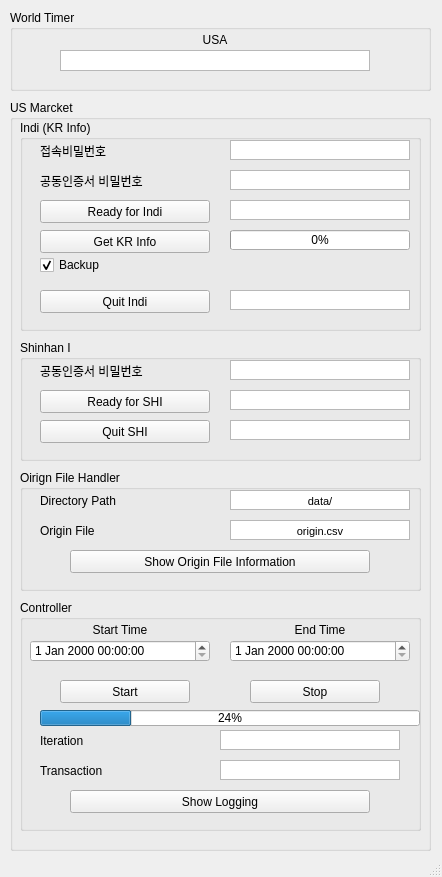
The window that pm/templates/main.ui (LeoHNLee/portfolio_manager) describes before a commit, drawn with Qt 5.
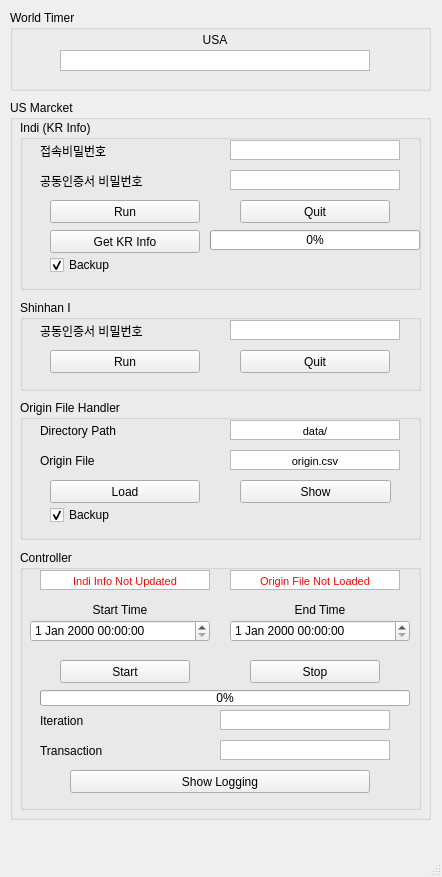
The same window after the commit.

Commit message: [dev] update indi, load file warning, status

Patch:
```diff
--- a/pm/templates/main.ui
+++ b/pm/templates/main.ui
@@ -75,7 +75,7 @@
       <x>10</x>
       <y>100</y>
       <width>421</width>
-      <height>751</height>
+      <height>720</height>
      </rect>
     </property>
     <property name="title">
@@ -87,7 +87,7 @@
        <x>10</x>
        <y>20</y>
        <width>401</width>
-       <height>211</height>
+       <height>170</height>
       </rect>
      </property>
      <property name="title">
@@ -96,22 +96,22 @@
      <widget class="QPushButton" name="pushButton_2">
       <property name="geometry">
        <rect>
-        <x>20</x>
+        <x>30</x>
         <y>80</y>
-        <width>170</width>
+        <width>150</width>
         <height>23</height>
        </rect>
       </property>
       <property name="text">
-       <string>Ready for Indi</string>
+       <string>Run</string>
       </property>
      </widget>
-     <widget class="QPushButton" name="USIndiGet_btn">
+     <widget class="QPushButton" name="USIndiGet_pb">
       <property name="geometry">
        <rect>
-        <x>20</x>
+        <x>30</x>
         <y>110</y>
-        <width>170</width>
+        <width>150</width>
         <height>23</height>
        </rect>
       </property>
@@ -124,7 +124,7 @@
        <rect>
         <x>210</x>
         <y>20</y>
-        <width>180</width>
+        <width>170</width>
         <height>20</height>
        </rect>
       </property>
@@ -179,53 +179,7 @@
        <rect>
         <x>210</x>
         <y>50</y>
-        <width>180</width>
-        <height>20</height>
-       </rect>
-      </property>
-      <property name="verticalScrollBarPolicy">
-       <enum>Qt::ScrollBarAlwaysOff</enum>
-      </property>
-      <property name="horizontalScrollBarPolicy">
-       <enum>Qt::ScrollBarAlwaysOff</enum>
-      </property>
-      <property name="html">
-       <string>&lt;!DOCTYPE HTML PUBLIC &quot;-//W3C//DTD HTML 4.0//EN&quot; &quot;http://www.w3.org/TR/REC-html40/strict.dtd&quot;&gt;
-&lt;html&gt;&lt;head&gt;&lt;meta name=&quot;qrichtext&quot; content=&quot;1&quot; /&gt;&lt;style type=&quot;text/css&quot;&gt;
-p, li { white-space: pre-wrap; }
-&lt;/style&gt;&lt;/head&gt;&lt;body style=&quot; font-family:'MS Shell Dlg 2'; font-size:8pt; font-weight:400; font-style:normal;&quot;&gt;
-&lt;p align=&quot;center&quot; style=&quot;-qt-paragraph-type:empty; margin-top:0px; margin-bottom:0px; margin-left:0px; margin-right:0px; -qt-block-indent:0; text-indent:0px;&quot;&gt;&lt;br /&gt;&lt;/p&gt;&lt;/body&gt;&lt;/html&gt;</string>
-      </property>
-     </widget>
-     <widget class="QTextBrowser" name="textBrowser">
-      <property name="geometry">
-       <rect>
-        <x>210</x>
-        <y>80</y>
-        <width>180</width>
-        <height>20</height>
-       </rect>
-      </property>
-      <property name="verticalScrollBarPolicy">
-       <enum>Qt::ScrollBarAlwaysOff</enum>
-      </property>
-      <property name="horizontalScrollBarPolicy">
-       <enum>Qt::ScrollBarAlwaysOff</enum>
-      </property>
-      <property name="html">
-       <string>&lt;!DOCTYPE HTML PUBLIC &quot;-//W3C//DTD HTML 4.0//EN&quot; &quot;http://www.w3.org/TR/REC-html40/strict.dtd&quot;&gt;
-&lt;html&gt;&lt;head&gt;&lt;meta name=&quot;qrichtext&quot; content=&quot;1&quot; /&gt;&lt;style type=&quot;text/css&quot;&gt;
-p, li { white-space: pre-wrap; }
-&lt;/style&gt;&lt;/head&gt;&lt;body style=&quot; font-family:'MS Shell Dlg 2'; font-size:8pt; font-weight:400; font-style:normal;&quot;&gt;
-&lt;p align=&quot;center&quot; style=&quot;-qt-paragraph-type:empty; margin-top:0px; margin-bottom:0px; margin-left:0px; margin-right:0px; -qt-block-indent:0; text-indent:0px;&quot;&gt;&lt;br /&gt;&lt;/p&gt;&lt;/body&gt;&lt;/html&gt;</string>
-      </property>
-     </widget>
-     <widget class="QTextBrowser" name="textBrowser_3">
-      <property name="geometry">
-       <rect>
-        <x>210</x>
-        <y>170</y>
-        <width>180</width>
+        <width>170</width>
         <height>20</height>
        </rect>
       </property>
@@ -246,22 +200,22 @@
      <widget class="QPushButton" name="pushButton_5">
       <property name="geometry">
        <rect>
-        <x>20</x>
-        <y>170</y>
-        <width>170</width>
+        <x>220</x>
+        <y>80</y>
+        <width>150</width>
         <height>23</height>
        </rect>
       </property>
       <property name="text">
-       <string>Quit Indi</string>
+       <string>Quit</string>
       </property>
      </widget>
      <widget class="QCheckBox" name="USIndiGetBackup_cb">
       <property name="geometry">
        <rect>
-        <x>20</x>
+        <x>30</x>
         <y>130</y>
-        <width>180</width>
+        <width>150</width>
         <height>30</height>
        </rect>
       </property>
@@ -275,12 +229,12 @@
        <bool>true</bool>
       </property>
      </widget>
-     <widget class="QProgressBar" name="USIndiGet_pb">
+     <widget class="QProgressBar" name="USIndiGet_pbar">
       <property name="geometry">
        <rect>
-        <x>210</x>
+        <x>190</x>
         <y>110</y>
-        <width>180</width>
+        <width>210</width>
         <height>20</height>
        </rect>
       </property>
@@ -293,9 +247,9 @@
      <property name="geometry">
       <rect>
        <x>10</x>
-       <y>500</y>
+       <y>450</y>
        <width>401</width>
-       <height>231</height>
+       <height>260</height>
       </rect>
      </property>
      <property name="title">
@@ -305,7 +259,7 @@
       <property name="geometry">
        <rect>
         <x>210</x>
-        <y>20</y>
+        <y>50</y>
         <width>180</width>
         <height>20</height>
        </rect>
@@ -324,7 +278,7 @@
       <property name="geometry">
        <rect>
         <x>10</x>
-        <y>40</y>
+        <y>70</y>
         <width>180</width>
         <height>22</height>
        </rect>
@@ -344,7 +298,7 @@
       <property name="geometry">
        <rect>
         <x>210</x>
-        <y>40</y>
+        <y>70</y>
         <width>180</width>
         <height>22</height>
        </rect>
@@ -354,7 +308,7 @@
       <property name="geometry">
        <rect>
         <x>230</x>
-        <y>80</y>
+        <y>110</y>
         <width>130</width>
         <height>23</height>
        </rect>
@@ -367,7 +321,7 @@
       <property name="geometry">
        <rect>
         <x>40</x>
-        <y>80</y>
+        <y>110</y>
         <width>130</width>
         <height>23</height>
        </rect>
@@ -380,7 +334,7 @@
       <property name="geometry">
        <rect>
         <x>10</x>
-        <y>20</y>
+        <y>50</y>
         <width>180</width>
         <height>20</height>
        </rect>
@@ -399,7 +353,7 @@
       <property name="geometry">
        <rect>
         <x>20</x>
-        <y>130</y>
+        <y>160</y>
         <width>170</width>
         <height>21</height>
        </rect>
@@ -412,7 +366,7 @@
       <property name="geometry">
        <rect>
         <x>20</x>
-        <y>160</y>
+        <y>190</y>
         <width>170</width>
         <height>21</height>
        </rect>
@@ -425,7 +379,7 @@
       <property name="geometry">
        <rect>
         <x>50</x>
-        <y>190</y>
+        <y>220</y>
         <width>300</width>
         <height>23</height>
        </rect>
@@ -438,21 +392,21 @@
       <property name="geometry">
        <rect>
         <x>20</x>
-        <y>110</y>
-        <width>380</width>
+        <y>140</y>
+        <width>370</width>
         <height>16</height>
        </rect>
       </property>
       <property name="value">
-       <number>24</number>
+       <number>0</number>
       </property>
      </widget>
      <widget class="QTextBrowser" name="USCntrIter_tb">
       <property name="geometry">
        <rect>
         <x>200</x>
-        <y>130</y>
-        <width>180</width>
+        <y>160</y>
+        <width>170</width>
         <height>20</height>
        </rect>
       </property>
@@ -474,8 +428,8 @@
       <property name="geometry">
        <rect>
         <x>200</x>
-        <y>160</y>
-        <width>180</width>
+        <y>190</y>
+        <width>170</width>
         <height>20</height>
        </rect>
       </property>
@@ -493,14 +447,60 @@
 &lt;p align=&quot;center&quot; style=&quot;-qt-paragraph-type:empty; margin-top:0px; margin-bottom:0px; margin-left:0px; margin-right:0px; -qt-block-indent:0; text-indent:0px;&quot;&gt;&lt;br /&gt;&lt;/p&gt;&lt;/body&gt;&lt;/html&gt;</string>
       </property>
      </widget>
+     <widget class="QTextEdit" name="USCntrIndiStatus_tb">
+      <property name="geometry">
+       <rect>
+        <x>20</x>
+        <y>20</y>
+        <width>170</width>
+        <height>20</height>
+       </rect>
+      </property>
+      <property name="verticalScrollBarPolicy">
+       <enum>Qt::ScrollBarAlwaysOff</enum>
+      </property>
+      <property name="horizontalScrollBarPolicy">
+       <enum>Qt::ScrollBarAlwaysOff</enum>
+      </property>
+      <property name="html">
+       <string>&lt;!DOCTYPE HTML PUBLIC &quot;-//W3C//DTD HTML 4.0//EN&quot; &quot;http://www.w3.org/TR/REC-html40/strict.dtd&quot;&gt;
+&lt;html&gt;&lt;head&gt;&lt;meta name=&quot;qrichtext&quot; content=&quot;1&quot; /&gt;&lt;style type=&quot;text/css&quot;&gt;
+p, li { white-space: pre-wrap; }
+&lt;/style&gt;&lt;/head&gt;&lt;body style=&quot; font-family:'MS Shell Dlg 2'; font-size:8pt; font-weight:400; font-style:normal;&quot;&gt;
+&lt;p align=&quot;center&quot; style=&quot; margin-top:0px; margin-bottom:0px; margin-left:0px; margin-right:0px; -qt-block-indent:0; text-indent:0px;&quot;&gt;&lt;span style=&quot; color:#ff0000;&quot;&gt;Indi Info Not Updated&lt;/span&gt;&lt;/p&gt;&lt;/body&gt;&lt;/html&gt;</string>
+      </property>
+     </widget>
+     <widget class="QTextEdit" name="USCntrOriginStatus_tb">
+      <property name="geometry">
+       <rect>
+        <x>210</x>
+        <y>20</y>
+        <width>170</width>
+        <height>20</height>
+       </rect>
+      </property>
+      <property name="verticalScrollBarPolicy">
+       <enum>Qt::ScrollBarAlwaysOff</enum>
+      </property>
+      <property name="horizontalScrollBarPolicy">
+       <enum>Qt::ScrollBarAlwaysOff</enum>
+      </property>
+      <property name="html">
+       <string>&lt;!DOCTYPE HTML PUBLIC &quot;-//W3C//DTD HTML 4.0//EN&quot; &quot;http://www.w3.org/TR/REC-html40/strict.dtd&quot;&gt;
+&lt;html&gt;&lt;head&gt;&lt;meta name=&quot;qrichtext&quot; content=&quot;1&quot; /&gt;&lt;style type=&quot;text/css&quot;&gt;
+p, li { white-space: pre-wrap; }
+&lt;/style&gt;&lt;/head&gt;&lt;body style=&quot; font-family:'MS Shell Dlg 2'; font-size:8pt; font-weight:400; font-style:normal;&quot;&gt;
+&lt;p align=&quot;center&quot; style=&quot; margin-top:0px; margin-bottom:0px; margin-left:0px; margin-right:0px; -qt-block-indent:0; text-indent:0px;&quot;&gt;&lt;span style=&quot; color:#ff0000;&quot;&gt;Origin File Not Loaded&lt;/span&gt;&lt;/p&gt;&lt;/body&gt;&lt;/html&gt;</string>
+      </property>
+     </widget>
     </widget>
     <widget class="QGroupBox" name="groupBox_5">
      <property name="geometry">
       <rect>
        <x>10</x>
-       <y>240</y>
+       <y>200</y>
        <width>401</width>
-       <height>121</height>
+       <height>91</height>
       </rect>
      </property>
      <property name="title">
@@ -511,7 +511,7 @@
        <rect>
         <x>210</x>
         <y>20</y>
-        <width>180</width>
+        <width>170</width>
         <height>20</height>
        </rect>
       </property>
@@ -545,73 +545,27 @@
      <widget class="QPushButton" name="pushButton_6">
       <property name="geometry">
        <rect>
-        <x>20</x>
+        <x>30</x>
         <y>50</y>
-        <width>170</width>
+        <width>150</width>
         <height>23</height>
        </rect>
       </property>
       <property name="text">
-       <string>Ready for SHI</string>
-      </property>
-     </widget>
-     <widget class="QTextBrowser" name="textBrowser_4">
-      <property name="geometry">
-       <rect>
-        <x>210</x>
-        <y>50</y>
-        <width>180</width>
-        <height>20</height>
-       </rect>
-      </property>
-      <property name="verticalScrollBarPolicy">
-       <enum>Qt::ScrollBarAlwaysOff</enum>
-      </property>
-      <property name="horizontalScrollBarPolicy">
-       <enum>Qt::ScrollBarAlwaysOff</enum>
-      </property>
-      <property name="html">
-       <string>&lt;!DOCTYPE HTML PUBLIC &quot;-//W3C//DTD HTML 4.0//EN&quot; &quot;http://www.w3.org/TR/REC-html40/strict.dtd&quot;&gt;
-&lt;html&gt;&lt;head&gt;&lt;meta name=&quot;qrichtext&quot; content=&quot;1&quot; /&gt;&lt;style type=&quot;text/css&quot;&gt;
-p, li { white-space: pre-wrap; }
-&lt;/style&gt;&lt;/head&gt;&lt;body style=&quot; font-family:'MS Shell Dlg 2'; font-size:8pt; font-weight:400; font-style:normal;&quot;&gt;
-&lt;p align=&quot;center&quot; style=&quot;-qt-paragraph-type:empty; margin-top:0px; margin-bottom:0px; margin-left:0px; margin-right:0px; -qt-block-indent:0; text-indent:0px;&quot;&gt;&lt;br /&gt;&lt;/p&gt;&lt;/body&gt;&lt;/html&gt;</string>
+       <string>Run</string>
       </property>
      </widget>
      <widget class="QPushButton" name="pushButton_7">
       <property name="geometry">
        <rect>
-        <x>20</x>
-        <y>80</y>
-        <width>170</width>
+        <x>220</x>
+        <y>50</y>
+        <width>150</width>
         <height>23</height>
        </rect>
       </property>
       <property name="text">
-       <string>Quit SHI</string>
-      </property>
-     </widget>
-     <widget class="QTextBrowser" name="textBrowser_5">
-      <property name="geometry">
-       <rect>
-        <x>210</x>
-        <y>80</y>
-        <width>180</width>
-        <height>20</height>
-       </rect>
-      </property>
-      <property name="verticalScrollBarPolicy">
-       <enum>Qt::ScrollBarAlwaysOff</enum>
-      </property>
-      <property name="horizontalScrollBarPolicy">
-       <enum>Qt::ScrollBarAlwaysOff</enum>
-      </property>
-      <property name="html">
-       <string>&lt;!DOCTYPE HTML PUBLIC &quot;-//W3C//DTD HTML 4.0//EN&quot; &quot;http://www.w3.org/TR/REC-html40/strict.dtd&quot;&gt;
-&lt;html&gt;&lt;head&gt;&lt;meta name=&quot;qrichtext&quot; content=&quot;1&quot; /&gt;&lt;style type=&quot;text/css&quot;&gt;
-p, li { white-space: pre-wrap; }
-&lt;/style&gt;&lt;/head&gt;&lt;body style=&quot; font-family:'MS Shell Dlg 2'; font-size:8pt; font-weight:400; font-style:normal;&quot;&gt;
-&lt;p align=&quot;center&quot; style=&quot;-qt-paragraph-type:empty; margin-top:0px; margin-bottom:0px; margin-left:0px; margin-right:0px; -qt-block-indent:0; text-indent:0px;&quot;&gt;&lt;br /&gt;&lt;/p&gt;&lt;/body&gt;&lt;/html&gt;</string>
+       <string>Quit</string>
       </property>
      </widget>
     </widget>
@@ -619,20 +573,20 @@
      <property name="geometry">
       <rect>
        <x>10</x>
-       <y>370</y>
+       <y>300</y>
        <width>401</width>
-       <height>121</height>
+       <height>140</height>
       </rect>
      </property>
      <property name="title">
-      <string>Oirign File Handler</string>
+      <string>Origin File Handler</string>
      </property>
      <widget class="QTextEdit" name="textEdit_4">
       <property name="geometry">
        <rect>
         <x>210</x>
         <y>20</y>
-        <width>180</width>
+        <width>170</width>
         <height>20</height>
        </rect>
       </property>
@@ -655,7 +609,7 @@
        <rect>
         <x>210</x>
         <y>50</y>
-        <width>180</width>
+        <width>170</width>
         <height>20</height>
        </rect>
       </property>
@@ -676,14 +630,14 @@
      <widget class="QPushButton" name="pushButton_8">
       <property name="geometry">
        <rect>
-        <x>50</x>
+        <x>220</x>
         <y>80</y>
-        <width>300</width>
+        <width>151</width>
         <height>23</height>
        </rect>
       </property>
       <property name="text">
-       <string>Show Origin File Information</string>
+       <string>Show</string>
       </property>
      </widget>
      <widget class="QLabel" name="label_8">
@@ -712,6 +666,38 @@
        <string>Origin File</string>
       </property>
      </widget>
+     <widget class="QPushButton" name="USOriginFileLoad_pb">
+      <property name="geometry">
+       <rect>
+        <x>30</x>
+        <y>80</y>
+        <width>150</width>
+        <height>23</height>
+       </rect>
+      </property>
+      <property name="text">
+       <string>Load</string>
+      </property>
+     </widget>
+     <widget class="QCheckBox" name="USOriginFileBackup_cb">
+      <property name="geometry">
+       <rect>
+        <x>30</x>
+        <y>100</y>
+        <width>150</width>
+        <height>30</height>
+       </rect>
+      </property>
+      <property name="mouseTracking">
+       <bool>true</bool>
+      </property>
+      <property name="text">
+       <string>Backup</string>
+      </property>
+      <property name="checked">
+       <bool>true</bool>
+      </property>
+     </widget>
     </widget>
    </widget>
   </widget>
```
Left out of the diff: 14 changed lines with no effect on the pictures. The commit also changes 7 other files.
